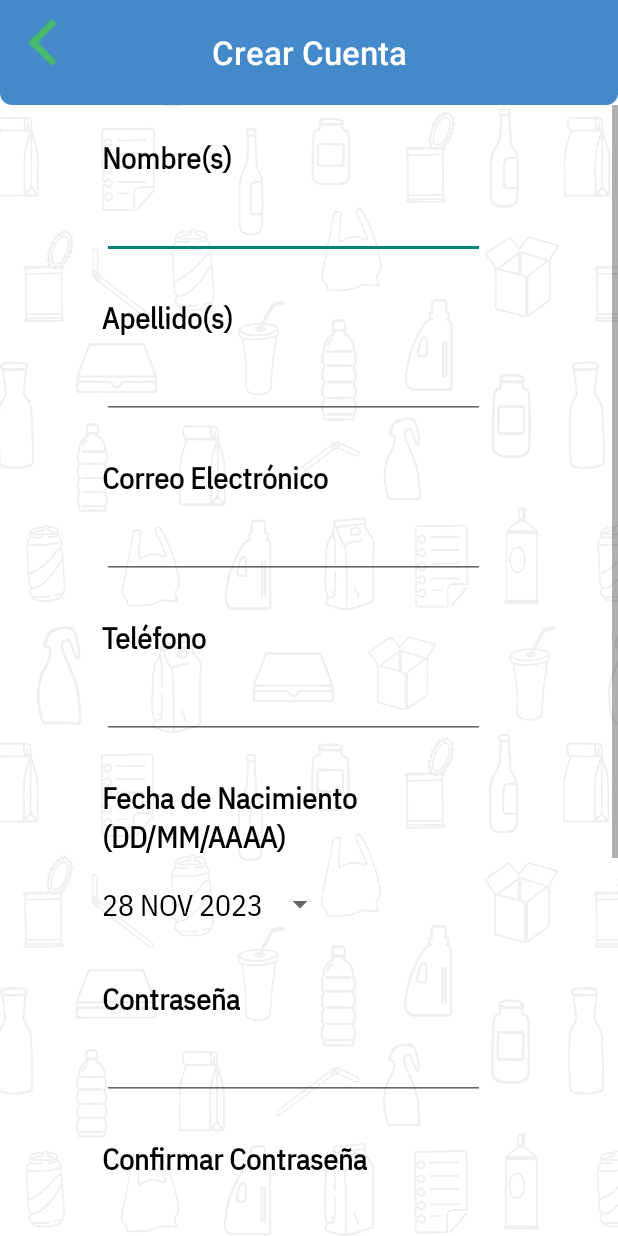
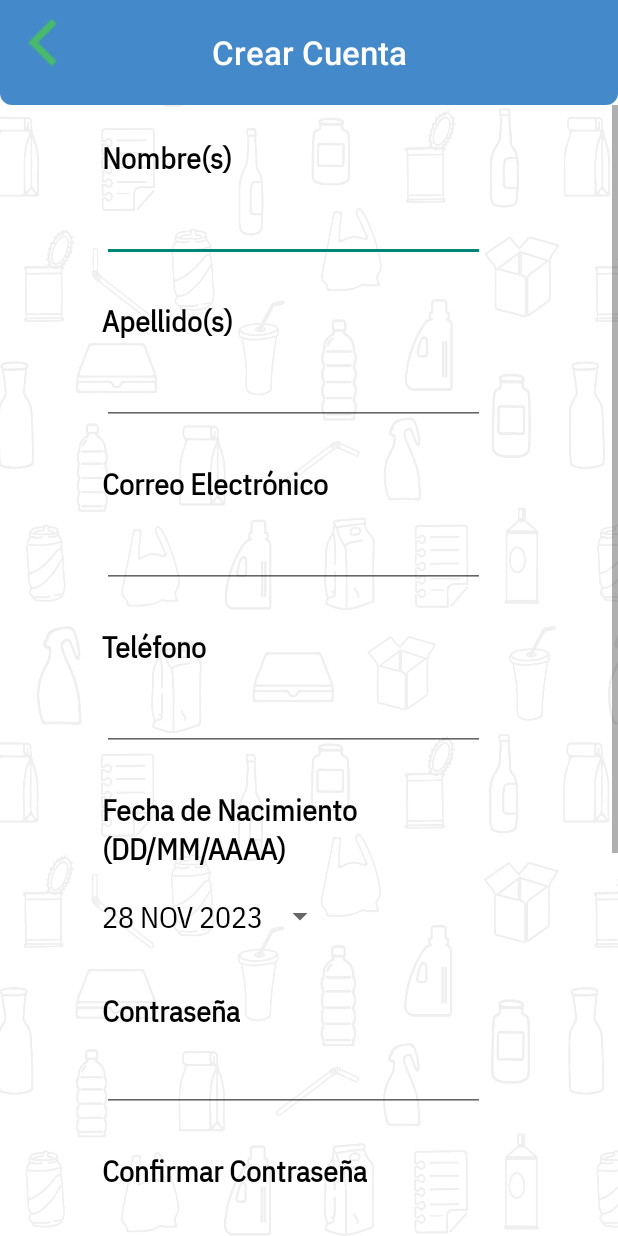
Before and after one commit to RaulDiazR/ReciclaApp_Android, an Android app: the screen it shows after launch (SignupActivity), after a tap on "Regístrate", on a phone screen of 412 x 824 dp. Run offline under Robolectric (Android 15) with nearby library versions, the phone set to English and light mode, and no system bars; our stand-ins replace Firebase (no records; nobody signed in at launch, a user with empty details on screens opened directly).

Commit message:
New update

```diff
--- a/app/src/main/java/com/example/reciclaapp/SettingsActivity.java
+++ b/app/src/main/java/com/example/reciclaapp/SettingsActivity.java
@@ -323,12 +323,10 @@ public class SettingsActivity extends AppCompatActivity {
                         Log.d("tag", "Uploaded Image URl is " + uri.toString());
                     }
                 });
-                Toast.makeText(SettingsActivity.this, "Image Uploaded", Toast.LENGTH_SHORT).show();
             }
         }).addOnFailureListener(new OnFailureListener() {
             @Override
             public void onFailure(@NonNull Exception e) {
-                Toast.makeText(SettingsActivity.this, "Upload Failled", Toast.LENGTH_SHORT).show();
             }
         });
     }
--- a/app/src/main/java/com/example/reciclaapp/SignupActivity.java
+++ b/app/src/main/java/com/example/reciclaapp/SignupActivity.java
@@ -442,9 +442,6 @@ public class SignupActivity extends AppCompatActivity {
                                     mAuth = FirebaseAuth.getInstance();
                                     FirebaseUser user = mAuth.getCurrentUser();
                                     mAuth.signOut();
-                                    //mAuth.signInWithEmailAndPassword(email, password);
-                                    //user = mAuth.getCurrentUser();
-                                    //updateUI(user);
                                     Intent intent = new Intent(SignupActivity.this,LoginActivity.class).setFlags(Intent.FLAG_ACTIVITY_NEW_TASK | Intent.FLAG_ACTIVITY_CLEAR_TASK);
                                     startActivity(intent);
                                 }
--- a/app/src/main/res/layout/activity_signup.xml
+++ b/app/src/main/res/layout/activity_signup.xml
@@ -60,7 +60,7 @@
             <EditText
                 android:id="@+id/nombres"
                 android:layout_width="255dp"
-                android:layout_height="46dp"
+                android:layout_height="48dp"
                 android:layout_marginTop="8dp"
                 android:ems="10"
                 android:inputType="text"
@@ -69,7 +69,8 @@
                 app:layout_constraintEnd_toEndOf="parent"
                 app:layout_constraintHorizontal_bias="0.5"
                 app:layout_constraintStart_toStartOf="parent"
-                app:layout_constraintTop_toBottomOf="@+id/textView4" />
+                app:layout_constraintTop_toBottomOf="@+id/textView4"
+                tools:ignore="SpeakableTextPresentCheck" />
 
             <TextView
                 android:id="@+id/textView2"
@@ -88,7 +89,7 @@
             <EditText
                 android:id="@+id/apellidos"
                 android:layout_width="255dp"
-                android:layout_height="46dp"
+                android:layout_height="48dp"
                 android:layout_marginTop="8dp"
                 android:ems="10"
                 android:inputType="text"
@@ -97,7 +98,8 @@
                 app:layout_constraintEnd_toEndOf="parent"
                 app:layout_constraintHorizontal_bias="0.5"
                 app:layout_constraintStart_toStartOf="parent"
-                app:layout_constraintTop_toBottomOf="@+id/textView2" />
+                app:layout_constraintTop_toBottomOf="@+id/textView2"
+                tools:ignore="SpeakableTextPresentCheck" />
 
             <TextView
                 android:id="@+id/textView3"
@@ -116,7 +118,7 @@
             <EditText
                 android:id="@+id/mail"
                 android:layout_width="255dp"
-                android:layout_height="46dp"
+                android:layout_height="48dp"
                 android:layout_marginTop="8dp"
                 android:ems="10"
                 android:inputType="textEmailAddress"
@@ -125,7 +127,8 @@
                 app:layout_constraintEnd_toEndOf="parent"
                 app:layout_constraintHorizontal_bias="0.5"
                 app:layout_constraintStart_toStartOf="parent"
-                app:layout_constraintTop_toBottomOf="@+id/textView3" />
+                app:layout_constraintTop_toBottomOf="@+id/textView3"
+                tools:ignore="SpeakableTextPresentCheck" />
 
             <TextView
                 android:id="@+id/textView6"
@@ -144,7 +147,7 @@
             <EditText
                 android:id="@+id/phone"
                 android:layout_width="255dp"
-                android:layout_height="46dp"
+                android:layout_height="48dp"
                 android:layout_marginTop="8dp"
                 android:ems="10"
                 android:inputType="phone"
@@ -153,7 +156,8 @@
                 app:layout_constraintEnd_toEndOf="parent"
                 app:layout_constraintHorizontal_bias="0.5"
                 app:layout_constraintStart_toStartOf="parent"
-                app:layout_constraintTop_toBottomOf="@+id/textView6" />
+                app:layout_constraintTop_toBottomOf="@+id/textView6"
+                tools:ignore="SpeakableTextPresentCheck" />
 
             <TextView
                 android:id="@+id/textView7"
@@ -211,7 +215,8 @@
                 app:layout_constraintEnd_toEndOf="parent"
                 app:layout_constraintHorizontal_bias="0.5"
                 app:layout_constraintStart_toStartOf="parent"
-                app:layout_constraintTop_toBottomOf="@+id/textView8" />
+                app:layout_constraintTop_toBottomOf="@+id/textView8"
+                tools:ignore="SpeakableTextPresentCheck" />
 
             <TextView
                 android:id="@+id/textView9"
--- a/app/src/main/res/layout/activity_tutorial1.xml
+++ b/app/src/main/res/layout/activity_tutorial1.xml
@@ -47,7 +47,8 @@
         app:layout_constraintHorizontal_bias="1.0"
         app:layout_constraintStart_toStartOf="parent"
         app:layout_constraintTop_toBottomOf="@+id/toolbar"
-        app:srcCompat="@drawable/forward_icon" />
+        app:srcCompat="@drawable/forward_icon"
+        tools:ignore="SpeakableTextPresentCheck" />
 
     <TextView
         android:id="@+id/textView48"
--- a/app/src/main/res/layout/activity_tutorial2.xml
+++ b/app/src/main/res/layout/activity_tutorial2.xml
@@ -37,7 +37,8 @@
         app:layout_constraintHorizontal_bias="0.0"
         app:layout_constraintStart_toStartOf="parent"
         app:layout_constraintTop_toBottomOf="@+id/toolbar"
-        app:srcCompat="@drawable/back_icon" />
+        app:srcCompat="@drawable/back_icon"
+        tools:ignore="SpeakableTextPresentCheck" />
 
     <ImageView
         android:id="@+id/imageView4"
@@ -59,7 +60,8 @@
         app:layout_constraintHorizontal_bias="1.0"
         app:layout_constraintStart_toStartOf="parent"
         app:layout_constraintTop_toBottomOf="@+id/toolbar"
-        app:srcCompat="@drawable/forward_icon" />
+        app:srcCompat="@drawable/forward_icon"
+        tools:ignore="SpeakableTextPresentCheck" />
 
     <TextView
         android:id="@+id/textView48"
--- a/app/src/main/res/layout/activity_tutorial3.xml
+++ b/app/src/main/res/layout/activity_tutorial3.xml
@@ -37,7 +37,8 @@
         app:layout_constraintHorizontal_bias="0.0"
         app:layout_constraintStart_toStartOf="parent"
         app:layout_constraintTop_toBottomOf="@+id/toolbar"
-        app:srcCompat="@drawable/back_icon" />
+        app:srcCompat="@drawable/back_icon"
+        tools:ignore="SpeakableTextPresentCheck" />
 
     <ImageView
         android:id="@+id/imageView4"
@@ -59,7 +60,8 @@
         app:layout_constraintHorizontal_bias="1.0"
         app:layout_constraintStart_toStartOf="parent"
         app:layout_constraintTop_toBottomOf="@+id/toolbar"
-        app:srcCompat="@drawable/forward_icon" />
+        app:srcCompat="@drawable/forward_icon"
+        tools:ignore="SpeakableTextPresentCheck" />
 
     <TextView
         android:id="@+id/textView48"
--- a/app/src/main/res/layout/activity_tutorial4.xml
+++ b/app/src/main/res/layout/activity_tutorial4.xml
@@ -37,7 +37,8 @@
         app:layout_constraintHorizontal_bias="0.0"
         app:layout_constraintStart_toStartOf="parent"
         app:layout_constraintTop_toBottomOf="@+id/toolbar"
-        app:srcCompat="@drawable/back_icon" />
+        app:srcCompat="@drawable/back_icon"
+        tools:ignore="SpeakableTextPresentCheck" />
 
     <ImageView
         android:id="@+id/imageView4"
@@ -59,7 +60,8 @@
         app:layout_constraintHorizontal_bias="1.0"
         app:layout_constraintStart_toStartOf="parent"
         app:layout_constraintTop_toBottomOf="@+id/toolbar"
-        app:srcCompat="@drawable/forward_icon" />
+        app:srcCompat="@drawable/forward_icon"
+        tools:ignore="SpeakableTextPresentCheck" />
 
     <TextView
         android:id="@+id/textView48"
--- a/app/src/main/res/layout/activity_tutorial5.xml
+++ b/app/src/main/res/layout/activity_tutorial5.xml
@@ -37,7 +37,8 @@
         app:layout_constraintHorizontal_bias="0.0"
         app:layout_constraintStart_toStartOf="parent"
         app:layout_constraintTop_toBottomOf="@+id/toolbar"
-        app:srcCompat="@drawable/back_icon" />
+        app:srcCompat="@drawable/back_icon"
+        tools:ignore="SpeakableTextPresentCheck" />
 
     <ImageView
         android:id="@+id/imageView4"
--- a/app/src/main/res/layout/contrasenaincorrrecta.xml
+++ b/app/src/main/res/layout/contrasenaincorrrecta.xml
@@ -11,7 +11,7 @@
         android:layout_height="wrap_content"
         android:fontFamily="@font/plex_sans_condensed"
         android:paddingTop="20dp"
-        android:text="Usuario y/o contraseña incorrectos"
+        android:text="Usuario y/o contraseña incorrecto(s)"
         android:textAlignment="center"
         android:textColor="@color/black"
         android:textSize="24sp"
--- a/app/src/main/res/layout/eliminatucuenta.xml
+++ b/app/src/main/res/layout/eliminatucuenta.xml
@@ -1,6 +1,7 @@
 <?xml version="1.0" encoding="utf-8"?>
 <LinearLayout xmlns:android="http://schemas.android.com/apk/res/android"
     xmlns:app="http://schemas.android.com/apk/res-auto"
+    xmlns:tools="http://schemas.android.com/tools"
     android:layout_width="wrap_content"
     android:layout_height="wrap_content"
     android:orientation="vertical"
@@ -35,7 +36,8 @@
         android:layout_marginBottom="20dp"
         android:ems="10"
         android:inputType="number"
-        android:textSize="24sp" />
+        android:textSize="24sp"
+        tools:ignore="SpeakableTextPresentCheck" />
 
     <Button
         android:id="@+id/EnviarCodigo"
--- a/app/src/main/res/layout/material_item.xml
+++ b/app/src/main/res/layout/material_item.xml
@@ -2,6 +2,7 @@
 <androidx.cardview.widget.CardView
     xmlns:android="http://schemas.android.com/apk/res/android"
     xmlns:app="http://schemas.android.com/apk/res-auto"
+    xmlns:tools="http://schemas.android.com/tools"
     android:id="@+id/item_material"
     android:layout_width="100dp"
     android:layout_height="100dp">
@@ -26,7 +27,8 @@
             android:layout_height="20dp"
             android:gravity="center"
             android:text="Material"
-            android:textSize="10dp" />
+            android:textSize="10dp"
+            tools:ignore="TextSizeCheck" />
 
 
     </LinearLayout>
```
Also changed, not shown: app/src/main/java/com/example/reciclaapp/LoginActivity.java (+0 -7 lines), app/src/main/java/com/example/reciclaapp/PerfilActivity.java (+2 -5 lines), app/src/main/res/layout/activity_completar_datos.xml (+11 -6 lines), app/src/main/res/layout/activity_configuracion.xml (+8 -4 lines), app/src/main/res/layout/activity_login.xml (+5 -3 lines), app/src/main/res/layout/activity_perfil.xml (+8 -4 lines).
